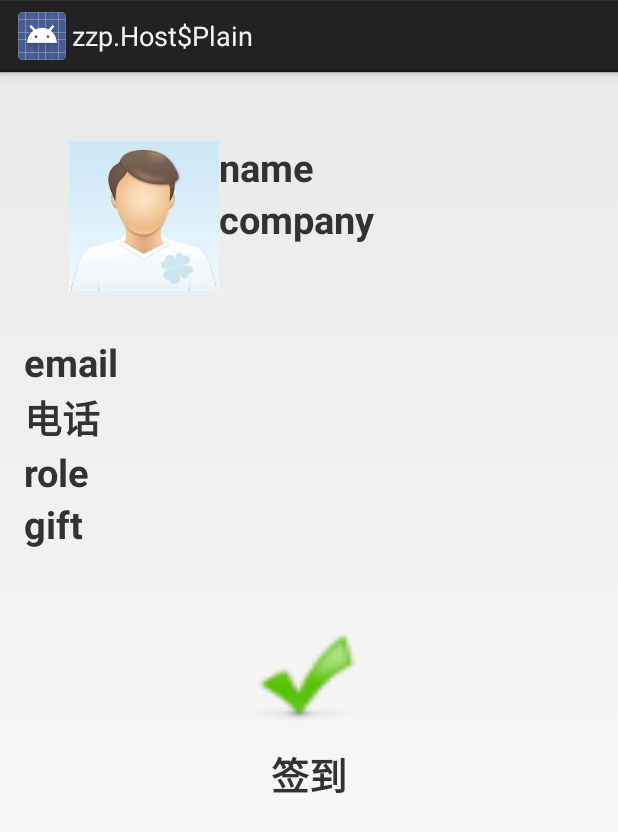
After one commit to santa222/newCode, an Android app: the layout activity_user_detail.xml on its own in the app's theme, with its tools: preview values and no code run, on a phone screen of 412 x 824 dp. The commit adds this screen. Shown: the top 832 px of the screen. Run offline under Robolectric (Android 15) with nearby library versions, the light colour scheme and no system bars.

Commit message:
added user detail view

```diff
--- /dev/null
+++ b/app/src/main/res/layout/activity_user_detail.xml
@@ -0,0 +1,95 @@
+<LinearLayout xmlns:android="http://schemas.android.com/apk/res/android"
+    xmlns:tools="http://schemas.android.com/tools"
+    android:layout_width="match_parent"
+    android:layout_height="match_parent"
+    android:paddingLeft="@dimen/activity_horizontal_margin"
+    android:paddingRight="@dimen/activity_horizontal_margin"
+    android:paddingTop="@dimen/activity_vertical_margin"
+    android:paddingBottom="@dimen/activity_vertical_margin"
+    tools:context="com.mika.checkinproject.ResultActivity"
+    android:orientation="vertical"
+    android:weightSum="1">
+
+
+    <LinearLayout
+        android:orientation="horizontal"
+        android:layout_width="wrap_content"
+        android:layout_height="wrap_content"
+        android:layout_margin="30dp">
+
+        <ImageView
+            android:layout_width="wrap_content"
+            android:layout_height="wrap_content"
+            android:id="@+id/imageView"
+            android:background="@drawable/avatar"
+            android:layout_alignParentTop="true" />
+
+        <LinearLayout
+            android:orientation="vertical"
+            android:layout_width="wrap_content"
+            android:layout_height="wrap_content">
+
+            <TextView
+                android:id="@+id/profile_name"
+                android:layout_width="match_parent"
+                android:layout_height="wrap_content"
+                android:textSize="25dp"
+                android:textStyle="bold"
+                android:text="name"/>
+            <TextView
+                android:id="@+id/profile_company"
+                android:layout_width="match_parent"
+                android:layout_height="wrap_content"
+                android:textSize="25dp"
+                android:textStyle="bold"
+                android:text="company"/>
+        </LinearLayout>
+    </LinearLayout>
+
+        <TextView
+            android:id="@+id/profile_email"
+            android:layout_width="wrap_content"
+            android:layout_height="wrap_content"
+            android:textSize="25dp"
+            android:textStyle="bold"
+            android:text="email"/>
+        <TextView
+            android:id="@+id/profile_phone"
+            android:layout_width="match_parent"
+            android:layout_height="wrap_content"
+            android:textSize="25dp"
+            android:textStyle="bold"
+            android:text="电话"/>
+
+        <TextView
+            android:id="@+id/profile_role"
+            android:layout_width="wrap_content"
+            android:layout_height="wrap_content"
+            android:textSize="25dp"
+            android:textStyle="bold"
+            android:text="role"/>
+        <TextView
+            android:id="@+id/profile_gift"
+            android:layout_width="match_parent"
+            android:layout_height="wrap_content"
+            android:textSize="25dp"
+            android:textStyle="bold"
+            android:text="gift"/>
+
+    <ImageView
+        android:layout_width="100dp"
+        android:layout_height="90dp"
+        android:id="@+id/profile_checkin"
+        android:background="@drawable/check_in"
+        android:layout_gravity="center_horizontal"
+        android:layout_marginTop="40dp" />
+
+    <TextView
+        android:layout_width="wrap_content"
+        android:layout_height="70dp"
+        android:layout_gravity="center_horizontal"
+        android:textSize="25dp"
+        android:textStyle="bold"
+        android:text="签到"/>
+
+</LinearLayout>
```
Also changed, not shown: app/src/main/AndroidManifest.xml (+7 -10 lines), app/src/main/java/com/mika/newcode/controller/SearchListActivity.java (+6 -21 lines), app/src/main/java/com/mika/newcode/controller/UserDetailActivity.java (added, +106 -0 lines).
